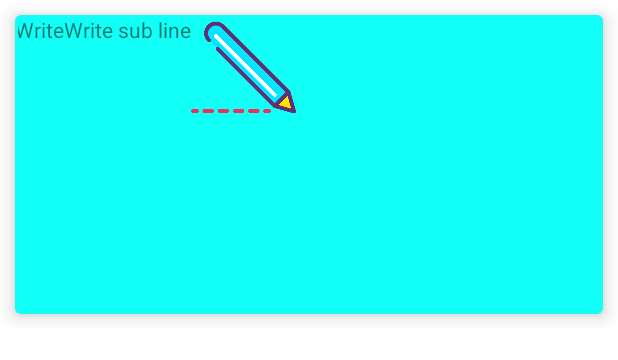
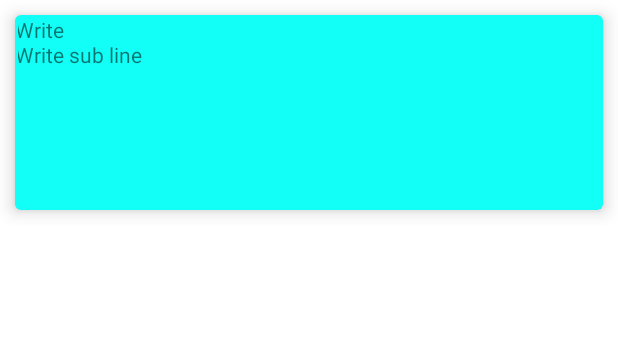
Before and after one commit to Bhavana-Jami/To_the_future_new, an Android app: the layout cards_of_option.xml on its own in the app's theme, with its tools: preview values and no code run, on a phone screen of 412 x 824 dp. Shown: the top 360 px of the screen. Run offline under Robolectric (Android 15) with nearby library versions, the phone set to English and light mode, and no system bars.

```diff
--- a/app/src/main/res/layout/cards_of_option.xml
+++ b/app/src/main/res/layout/cards_of_option.xml
@@ -7,37 +7,43 @@
 
     <com.google.android.material.card.MaterialCardView
         android:layout_width="match_parent"
-        android:layout_height="199dp"
+        android:layout_height="130dp"
         android:layout_margin="10dp"
         app:cardBackgroundColor="@color/colorSecondary"
         app:cardElevation="7dp"
         app:strokeColor="@color/colorSecondary"
         app:strokeWidth="2dp">
 
-        <LinearLayout
-            android:id="@+id/linear_layout"
-            android:layout_width="wrap_content"
-            android:layout_height="wrap_content"
-            android:orientation="horizontal">
+        <RelativeLayout
+            android:layout_width="match_parent"
+            android:layout_height="match_parent">
+
+            <TextView
+                android:id="@+id/sub_line"
+                android:layout_width="match_parent"
+                android:layout_height="wrap_content"
+                android:layout_alignParentBottom="true"
+                android:layout_marginBottom="94dp"
+                android:text="Write sub line" />
+
+            <ImageView
+                android:id="@+id/img"
+                android:layout_width="70dp"
+                android:layout_height="70dp"
+                android:layout_alignBottom="@+id/main_line"
+                android:layout_alignParentStart="true"
+                android:layout_alignParentEnd="true"
+                android:layout_marginStart="496dp"
+                android:layout_marginEnd="16dp"
+                android:layout_marginRight="0dp"
+                android:layout_marginBottom="-80dp"
+                android:src="@drawable/card_pencil" />
 
             <TextView
                 android:id="@+id/main_line"
                 android:layout_width="match_parent"
                 android:layout_height="wrap_content"
                 android:text="Write" />
-
-            <TextView
-                android:id="@+id/sub_line"
-                android:layout_width="match_parent"
-                android:layout_height="wrap_content"
-                android:text="Write sub line" />
-
-            <ImageView
-                android:id="@+id/img"
-                android:layout_width="70dp"
-                android:layout_height="70dp"
-                android:src="@drawable/card_pencil" />
-        </LinearLayout>
-
+        </RelativeLayout>
     </com.google.android.material.card.MaterialCardView>
 </LinearLayout>
```
